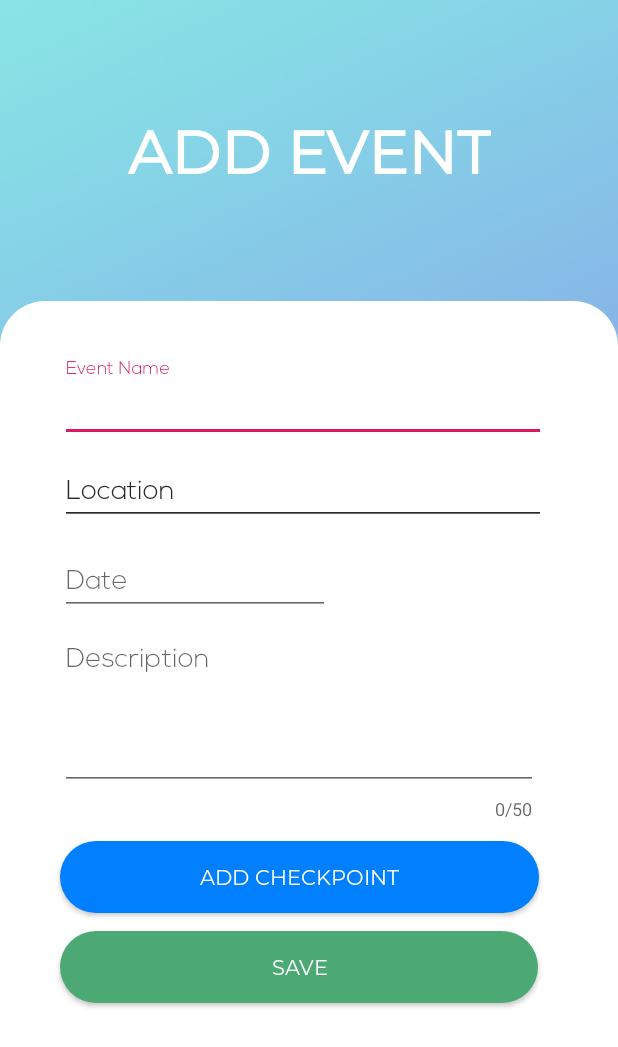
After one commit to JhopatSantiago/SayPresent, an Android app: the addEvent screen opened directly, with no data from a screen before it, on a phone screen of 412 x 824 dp. The commit adds this screen. Shown: the top 1047 px of the screen. Run offline under Robolectric (Android 15) with nearby library versions, the phone set to English and light mode, and no system bars.

Commit message:
UPDATE: January 22, 2020
- Change in splash animation layout
- Create Add Event (connecting event.xml to dashboard)

```diff
--- a/app/src/main/java/com/example/saypresent/Dashboard.java
+++ b/app/src/main/java/com/example/saypresent/Dashboard.java
@@ -2,13 +2,25 @@ package com.example.saypresent;
 
 import androidx.appcompat.app.AppCompatActivity;
 
+import android.content.Intent;
 import android.os.Bundle;
+import android.view.View;
+import android.widget.Button;
 
 public class Dashboard extends AppCompatActivity {
-
+    Button addEvent;
     @Override
     protected void onCreate(Bundle savedInstanceState) {
         super.onCreate(savedInstanceState);
         setContentView(R.layout.activity_dashboard);
+
+        addEvent = findViewById(R.id.addEvent);
+        addEvent.setOnClickListener(new View.OnClickListener() {
+            @Override
+            public void onClick(View v) {
+                Intent intent = new Intent (Dashboard.this,addEvent.class);
+                startActivity(intent);
+            }
+        });
     }
 }
--- a/app/src/main/java/com/example/saypresent/MainActivity.java
+++ b/app/src/main/java/com/example/saypresent/MainActivity.java
@@ -6,18 +6,24 @@ import android.content.Intent;
 import android.os.Bundle;
 import android.os.Handler;
 import android.view.View;
+import android.view.animation.Animation;
+import android.view.animation.AnimationUtils;
 import android.widget.Button;
+import android.widget.ImageView;
 
 import com.example.saypresent.datastore.DataStore;
 
 public class MainActivity extends AppCompatActivity {
     private static int SPLASH_TIME_OUT = 4000;
 
-
+    private ImageView logo;
     @Override
     protected void onCreate(Bundle savedInstanceState) {
         super.onCreate(savedInstanceState);
         setContentView(R.layout.activity_main);
+        logo = (ImageView)findViewById(R.id.whiteLogo);
+        Animation myanim = AnimationUtils.loadAnimation(MainActivity.this,R.anim.splashanimation);
+        logo.startAnimation(myanim);
         new Handler().postDelayed(new Runnable() {
             @Override
             public void run() {
--- /dev/null
+++ b/app/src/main/java/com/example/saypresent/addEvent.java
@@ -0,0 +1,48 @@
+package com.example.saypresent;
+
+import androidx.appcompat.app.AppCompatActivity;
+
+import android.app.DatePickerDialog;
+import android.os.Bundle;
+import android.view.View;
+import android.widget.DatePicker;
+import android.widget.EditText;
+
+import java.text.SimpleDateFormat;
+import java.util.Calendar;
+import java.util.Locale;
+
+public class addEvent extends AppCompatActivity {
+
+
+    @Override
+    protected void onCreate(Bundle savedInstanceState) {
+        super.onCreate(savedInstanceState);
+        setContentView(R.layout.activity_add_event);
+        final Calendar myCalendar = Calendar.getInstance();
+        final EditText editText = (EditText) findViewById(R.id.event_date);
+        final DatePickerDialog.OnDateSetListener date = new DatePickerDialog.OnDateSetListener() {
+            private void updateLabel(){
+                String myFormat = "MM/dd/yy";
+                SimpleDateFormat sdf = new SimpleDateFormat(myFormat, Locale.US);
+
+                editText.setText(sdf.format(myCalendar.getTime()));
+            }
+            @Override
+            public void onDateSet(DatePicker view, int year, int month, int dayOfMonth) {
+                myCalendar.set(Calendar.YEAR, year);
+                myCalendar.set(Calendar.MONTH, month);
+                myCalendar.set(Calendar.DAY_OF_MONTH, dayOfMonth);
+                updateLabel();
+            }
+        };
+        editText.setOnClickListener(new View.OnClickListener() {
+            @Override
+            public void onClick(View v) {
+                new DatePickerDialog(addEvent.this, date, myCalendar.get(Calendar.YEAR),
+                        myCalendar.get(Calendar.MONTH),
+                        myCalendar.get(Calendar.DAY_OF_MONTH)).show();
+            }
+        });
+    }
+}
--- /dev/null
+++ b/app/src/main/res/anim/splashanimation.xml
@@ -0,0 +1,6 @@
+<?xml version="1.0" encoding="utf-8"?>
+<alpha xmlns:android="http://schemas.android.com/apk/res/android"
+    android:fromAlpha="0.0" android:toAlpha="1.0"
+    android:duration="2000">
+
+</alpha>
--- /dev/null
+++ b/app/src/main/res/drawable/button_addcheckpoint.xml
@@ -0,0 +1,5 @@
+<?xml version="1.0" encoding="utf-8"?>
+<shape android:shape="rectangle" xmlns:android="http://schemas.android.com/apk/res/android">
+<corners android:radius="50sp"></corners>
+    <solid android:color="#0080ff"></solid>
+</shape>
--- /dev/null
+++ b/app/src/main/res/drawable/button_addevent.xml
@@ -0,0 +1,5 @@
+<?xml version="1.0" encoding="utf-8"?>
+<shape android:shape="rectangle" xmlns:android="http://schemas.android.com/apk/res/android">
+<corners android:radius="50sp"></corners>
+    <solid android:color="#4ca973"></solid>
+</shape>
--- /dev/null
+++ b/app/src/main/res/layout/activity_add_event.xml
@@ -0,0 +1,173 @@
+<?xml version="1.0" encoding="utf-8"?>
+<androidx.constraintlayout.widget.ConstraintLayout xmlns:android="http://schemas.android.com/apk/res/android"
+    xmlns:app="http://schemas.android.com/apk/res-auto"
+    xmlns:tools="http://schemas.android.com/tools"
+    android:id="@+id/addCheckpoin"
+    android:layout_width="match_parent"
+    android:layout_height="match_parent"
+    android:background="@drawable/background_splash"
+    tools:context=".addEvent">
+
+    <RelativeLayout
+        android:id="@+id/relativeLayout"
+        android:layout_width="412dp"
+        android:layout_height="623dp"
+        android:background="@drawable/background_dashboardmenu"
+        app:layout_constraintBottom_toBottomOf="parent"
+        app:layout_constraintEnd_toEndOf="parent"
+        app:layout_constraintHorizontal_bias="0.0"
+        app:layout_constraintStart_toStartOf="parent"
+        app:layout_constraintTop_toTopOf="parent"
+        app:layout_constraintVertical_bias="1.0">
+
+        <com.google.android.material.textfield.TextInputLayout
+            android:layout_width="324dp"
+            android:layout_height="wrap_content"
+            android:layout_alignParentLeft="true"
+            android:layout_alignParentTop="true"
+            android:layout_alignParentRight="true"
+            android:layout_marginLeft="40dp"
+            android:layout_marginTop="40dp"
+            android:layout_marginRight="48dp">
+
+            <EditText
+                android:id="@+id/event_name"
+                android:layout_width="match_parent"
+                android:layout_height="wrap_content"
+                android:ems="10"
+                android:fontFamily="@font/nexa_light"
+                android:hint="Event Name"
+                android:inputType="textPersonName"
+                android:textSize="18dp" />
+        </com.google.android.material.textfield.TextInputLayout>
+
+        <com.google.android.material.textfield.TextInputLayout
+            android:layout_width="324dp"
+            android:layout_height="wrap_content"
+            android:layout_alignParentLeft="true"
+            android:layout_alignParentRight="true"
+            android:layout_marginLeft="40dp"
+            android:layout_marginTop="95dp"
+            android:layout_marginRight="48dp">
+
+            <EditText
+                android:id="@+id/event_location"
+                android:layout_width="match_parent"
+                android:layout_height="wrap_content"
+                android:ems="10"
+                android:fontFamily="@font/nexa_light"
+                android:hint="Location"
+                android:inputType="textPersonName"
+                android:textSize="18dp" />
+        </com.google.android.material.textfield.TextInputLayout>
+
+        <com.google.android.material.textfield.TextInputLayout
+            android:layout_width="324dp"
+            android:layout_height="wrap_content"
+            android:layout_alignParentLeft="true"
+            android:layout_alignParentRight="true"
+            android:layout_marginLeft="40dp"
+            android:layout_marginTop="155dp"
+            android:layout_marginRight="48dp">
+
+            <EditText
+                android:id="@+id/event_date"
+                android:layout_width="wrap_content"
+                android:layout_height="wrap_content"
+                android:clickable="true"
+                android:editable="false"
+                android:ems="10"
+                android:focusable="false"
+                android:fontFamily="@font/nexa_light"
+                android:hint="Date"
+                android:textSize="18dp" />
+        </com.google.android.material.textfield.TextInputLayout>
+
+        <com.google.android.material.textfield.TextInputLayout
+            android:layout_width="wrap_content"
+            android:layout_height="140dp"
+            android:layout_alignParentLeft="true"
+            android:layout_alignParentRight="true"
+            android:layout_marginLeft="40dp"
+            android:layout_marginTop="210dp"
+            android:layout_marginRight="53dp"
+            app:counterEnabled="true"
+            app:counterMaxLength="50">
+
+            <EditText
+                android:id="@+id/event_description"
+                android:layout_width="match_parent"
+                android:layout_height="105dp"
+                android:ems="10"
+                android:fontFamily="@font/nexa_light"
+                android:gravity="start|top"
+                android:hint="Description"
+                android:inputType="textMultiLine"
+                android:maxLength="50" />
+        </com.google.android.material.textfield.TextInputLayout>
+
+        <com.google.android.material.textfield.TextInputLayout
+            android:layout_width="324dp"
+            android:layout_height="wrap_content"
+            android:layout_alignParentLeft="true"
+            android:layout_alignParentRight="true"
+            android:layout_marginLeft="40dp"
+            android:layout_marginTop="95dp"
+            android:layout_marginRight="48dp">
+
+            <EditText
+                android:id="@+id/checkpoint_name"
+                android:layout_width="match_parent"
+                android:layout_height="wrap_content"
+                android:ems="10"
+                android:fontFamily="@font/nexa_light"
+                android:hint="Location"
+                android:inputType="textPersonName"
+                android:textSize="18dp" />
+        </com.google.android.material.textfield.TextInputLayout>
+
+        <Button
+            android:id="@+id/button2"
+            android:layout_width="319dp"
+            android:layout_height="wrap_content"
+            android:layout_alignParentStart="true"
+            android:layout_marginStart="40dp"
+            android:layout_marginLeft="40dp"
+            android:layout_marginTop="360dp"
+            android:text="ADD CHECKPOINT"
+            android:textColor="#ffffff"
+            android:fontFamily="@font/montserrat_regular"
+            android:background="@drawable/button_addcheckpoint"/>
+
+        <Button
+            android:id="@+id/button3"
+            android:layout_width="319dp"
+            android:layout_height="wrap_content"
+            android:layout_alignParentStart="true"
+            android:layout_alignParentEnd="true"
+            android:layout_marginStart="40dp"
+            android:layout_marginLeft="40dp"
+            android:layout_marginTop="420dp"
+            android:layout_marginEnd="53dp"
+            android:text="SAVE"
+            android:background="@drawable/button_addevent"
+            android:fontFamily="@font/montserrat_regular"
+            android:textColor="#ffffff"/>
+
+
+    </RelativeLayout>
+
+    <TextView
+        android:id="@+id/textView5"
+        android:layout_width="wrap_content"
+        android:layout_height="wrap_content"
+        android:fontFamily="@font/montserrat_regular"
+        android:text="ADD EVENT"
+        android:textColor="#ffffff"
+        android:textSize="40dp"
+        android:textStyle="bold"
+        app:layout_constraintBottom_toTopOf="@+id/relativeLayout"
+        app:layout_constraintEnd_toEndOf="parent"
+        app:layout_constraintStart_toStartOf="parent"
+        app:layout_constraintTop_toTopOf="parent" />
+</androidx.constraintlayout.widget.ConstraintLayout>
--- a/app/src/main/res/layout/activity_dashboard.xml
+++ b/app/src/main/res/layout/activity_dashboard.xml
@@ -60,7 +60,7 @@
                 android:background="@drawable/event_icon" />
 
             <Button
-                android:id="@+id/button15"
+                android:id="@+id/addPeople"
                 android:layout_width="120dp"
                 android:layout_height="130dp"
                 android:layout_marginLeft="10dp"
@@ -75,7 +75,7 @@
             android:orientation="vertical">
 
             <Button
-                android:id="@+id/button18"
+                android:id="@+id/addEvent"
                 android:layout_width="120dp"
                 android:layout_height="130dp"
                 android:layout_marginLeft="10dp"
@@ -83,11 +83,12 @@
                 android:layout_marginTop="60dp" />
 
             <Button
+                android:id="@+id/exportAttendance"
                 android:layout_width="120dp"
                 android:layout_height="130dp"
                 android:layout_marginLeft="10dp"
                 android:layout_marginTop="10dp"
-                android:background="@drawable/export"/>
+                android:background="@drawable/export" />
         </LinearLayout>
 
         <LinearLayout
@@ -96,7 +97,7 @@
             android:orientation="vertical">
 
             <Button
-                android:id="@+id/button20"
+                android:id="@+id/viewPeople"
                 android:layout_width="120dp"
                 android:layout_height="130dp"
                 android:layout_marginLeft="5dp"
@@ -104,7 +105,7 @@
                 android:background="@drawable/person_icon"/>
 
             <Button
-                android:id="@+id/button21"
+                android:id="@+id/logout"
                 android:layout_width="120dp"
                 android:layout_height="130dp"
                 android:layout_marginLeft="5dp"
--- a/app/src/main/res/layout/activity_main.xml
+++ b/app/src/main/res/layout/activity_main.xml
@@ -5,5 +5,16 @@
     android:layout_width="match_parent"
     android:layout_height="match_parent"
     tools:context=".MainActivity"
-    android:background="@drawable/intro_background"
-    />
+    android:background="@drawable/background_splash"
+    >
+
+    <ImageView
+        android:id="@+id/whiteLogo"
+        android:layout_width="158dp"
+        android:layout_height="216dp"
+        app:layout_constraintBottom_toBottomOf="parent"
+        app:layout_constraintEnd_toEndOf="parent"
+        app:layout_constraintStart_toStartOf="parent"
+        app:layout_constraintTop_toTopOf="parent"
+        app:srcCompat="@drawable/say_present_logo_white" />
+</androidx.constraintlayout.widget.ConstraintLayout>
--- a/app/src/main/res/values/colors.xml
+++ b/app/src/main/res/values/colors.xml
@@ -5,4 +5,8 @@
     <color name="colorAccent">#D81B60</color>
 
     <color name="teal">#01a1b1</color>
+//color scheme for splash
+    <color name="colorPrimarySplash">#8082d7</color>
+    <color name="colorSecondarySplash">#89e3e4</color>
+    <color name="colorAccentSplash">#ffffff</color>
 </resources>
--- a/app/src/main/res/values/styles.xml
+++ b/app/src/main/res/values/styles.xml
@@ -12,4 +12,10 @@
         <item name="windowActionBar">false</item>
         <item name="windowNoTitle">true</item>
     </style>
+        //Theme for splash screen
+    <style name="AppTheme.SplashScreen" parent="Theme.AppCompat.Light.NoActionBar">
+        <item name="colorPrimary">@color/colorPrimarySplash</item>
+        <item name="colorPrimaryDark">@color/colorSecondarySplash</item>
+        <item name="colorAccent">@color/colorAccentSplash</item>
+    </style>
 </resources>
```
Also changed, not shown: app/src/main/AndroidManifest.xml (+7 -5 lines), app/src/main/res/drawable-v24/background_splash.jpg (added), app/src/main/res/drawable/say_present_logo_white.png (added), app/src/main/res/font/montserrat_regular.otf (added).
